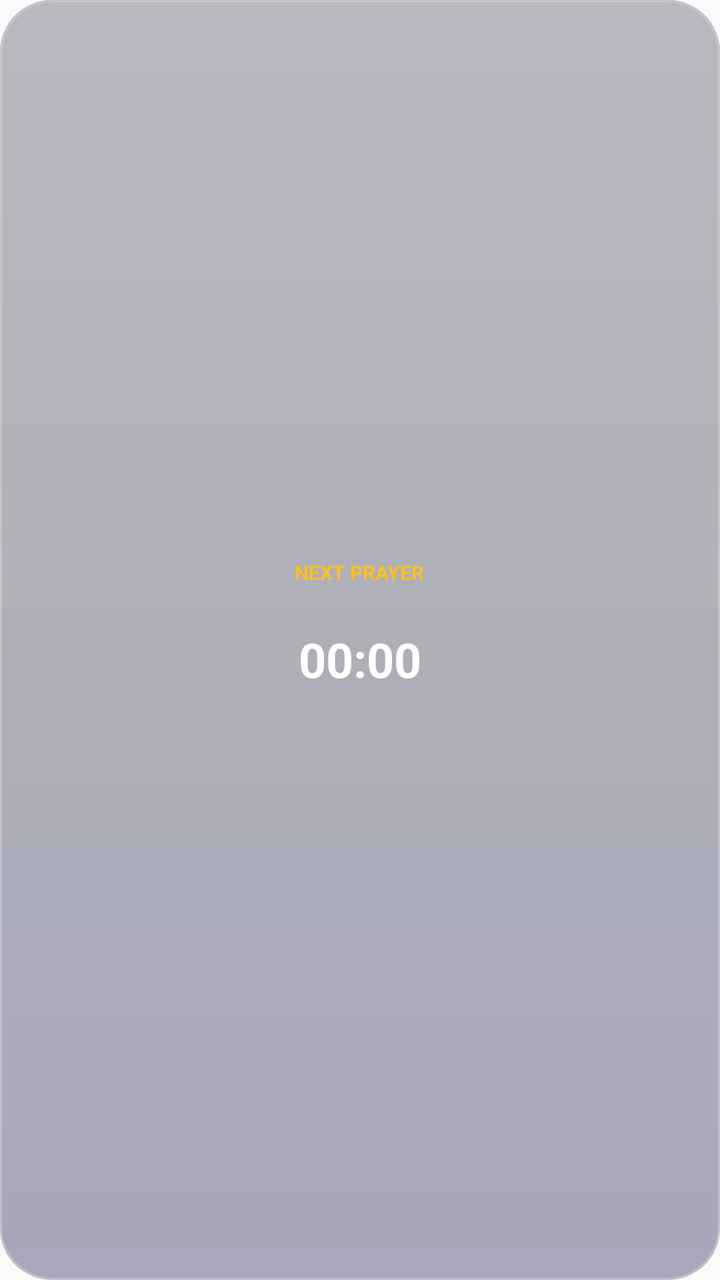
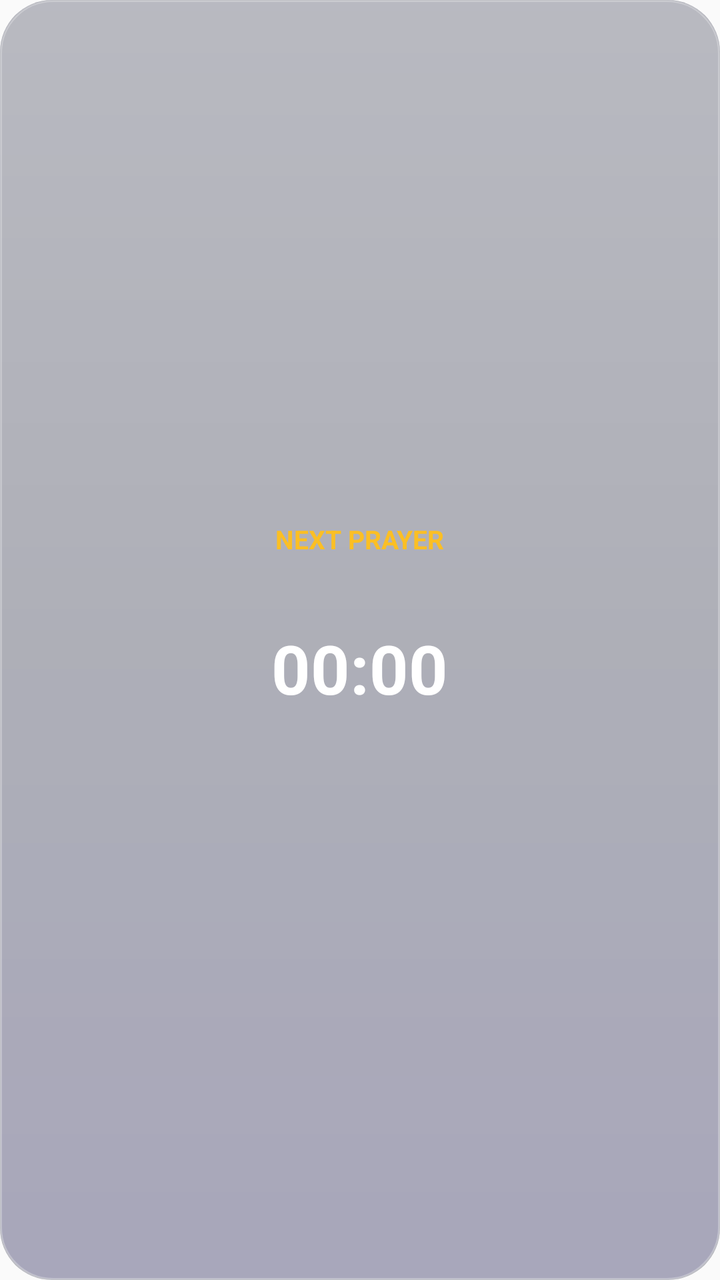

Two renders of the same Android screen: before a commit and after it. Below are the layout's source before the change and the commit's diff.
<!-- AndroidManifest.xml: application theme AppTheme -->
<!-- res/layout/widget_prayer.xml -->
<?xml version="1.0" encoding="utf-8"?>
<LinearLayout xmlns:android="http://schemas.android.com/apk/res/android"
    android:id="@+id/w_root"
    android:layout_width="match_parent"
    android:layout_height="match_parent"
    android:orientation="vertical"
    android:gravity="center"
    android:padding="10dp"
    android:background="@drawable/widget_bg">
    <TextView android:id="@+id/w_lbl_prayer" android:layout_width="wrap_content" android:layout_height="wrap_content"
        android:text="@string/w_next_prayer" android:textColor="#FFFBBF24" android:textSize="10sp" android:textStyle="bold"/>
    <TextView android:id="@+id/w_prayer_name" android:layout_width="wrap_content" android:layout_height="wrap_content"
        android:text="" android:textColor="#FFFFFFFF" android:textSize="15sp" android:textStyle="bold"/>
    <Chronometer android:id="@+id/w_prayer_cd" android:layout_width="wrap_content" android:layout_height="wrap_content"
        android:textColor="#FFFFFFFF" android:textSize="24sp" android:textStyle="bold"/>
    <TextView android:id="@+id/w_prayer_at" android:layout_width="wrap_content" android:layout_height="wrap_content"
        android:text="" android:textColor="#99FFFFFF" android:textSize="11sp"/>
</LinearLayout>
<!-- resources referenced by this layout -->
<resources>
  <!-- drawable widget_bg (drawable) -->
  <?xml version="1.0" encoding="utf-8"?>
  <layer-list xmlns:android="http://schemas.android.com/apk/res/android">
      <item>
          <shape android:shape="rectangle">
              <solid android:color="#59121630"/>
              <corners android:radius="26dp"/>
          </shape>
      </item>
      <item>
          <shape android:shape="rectangle">
              <gradient android:angle="300" android:startColor="#2EFFFFFF" android:centerColor="#0FFFFFFF" android:endColor="#1A9C88FF" android:type="linear"/>
              <corners android:radius="26dp"/>
              <stroke android:width="1dp" android:color="#47FFFFFF"/>
          </shape>
      </item>
  </layer-list>
  <string name="w_next_prayer">NEXT PRAYER</string>
  <style name="AppTheme" parent="Theme.AppCompat.Light.DarkActionBar">
          
          <item name="colorPrimary">@color/colorPrimary</item>
          <item name="colorPrimaryDark">@color/colorPrimaryDark</item>
          <item name="colorAccent">@color/colorAccent</item>
      </style>
</resources>

<!-- the commit's change to res/layout/widget_prayer.xml (unified diff, before → after) -->
@@ -8,11 +8,11 @@
     android:padding="10dp"
     android:background="@drawable/widget_bg">
     <TextView android:id="@+id/w_lbl_prayer" android:layout_width="wrap_content" android:layout_height="wrap_content"
-        android:text="@string/w_next_prayer" android:textColor="#FFFBBF24" android:textSize="10sp" android:textStyle="bold"/>
+        android:text="@string/w_next_prayer" android:textColor="#FFFBBF24" android:textSize="13sp" android:textStyle="bold"/>
     <TextView android:id="@+id/w_prayer_name" android:layout_width="wrap_content" android:layout_height="wrap_content"
-        android:text="" android:textColor="#FFFFFFFF" android:textSize="15sp" android:textStyle="bold"/>
+        android:text="" android:textColor="#FFFFFFFF" android:textSize="20sp" android:textStyle="bold" android:layout_marginTop="4dp"/>
     <Chronometer android:id="@+id/w_prayer_cd" android:layout_width="wrap_content" android:layout_height="wrap_content"
-        android:textColor="#FFFFFFFF" android:textSize="24sp" android:textStyle="bold"/>
+        android:textColor="#FFFFFFFF" android:textSize="34sp" android:textStyle="bold" android:layout_marginTop="2dp"/>
     <TextView android:id="@+id/w_prayer_at" android:layout_width="wrap_content" android:layout_height="wrap_content"
-        android:text="" android:textColor="#99FFFFFF" android:textSize="11sp"/>
+        android:text="" android:textColor="#99FFFFFF" android:textSize="15sp" android:layout_marginTop="2dp"/>
 </LinearLayout>
